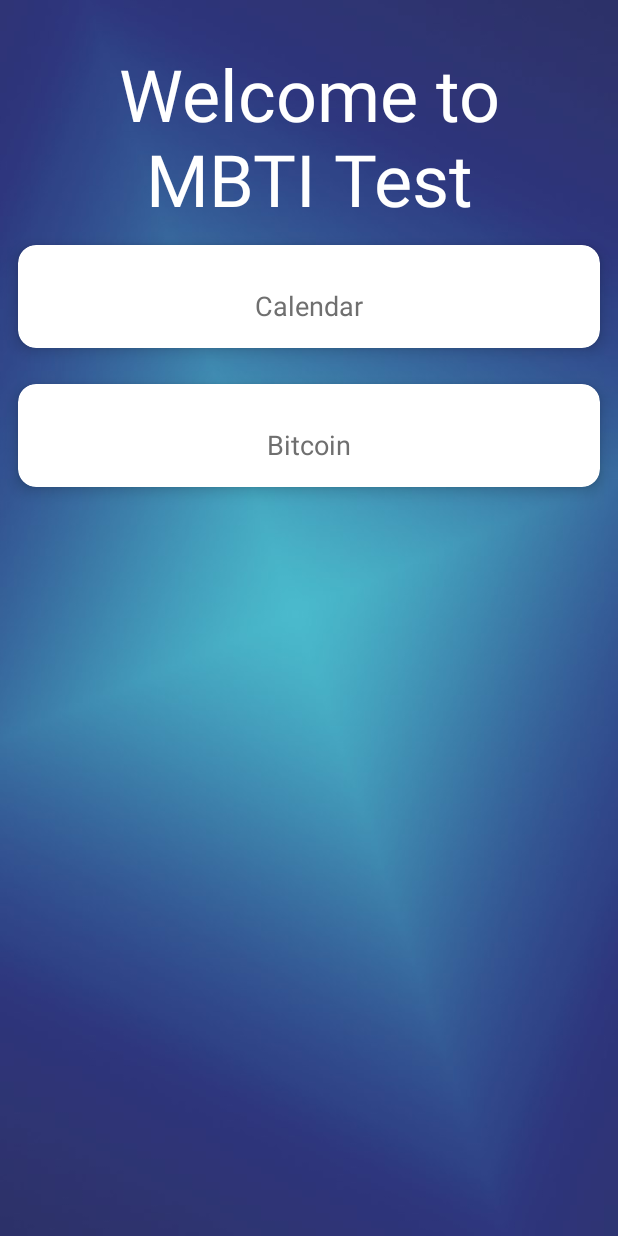
After one commit to MBTIS/mbtis, an Android app: the Home screen opened directly, with no data from a screen before it, on a phone screen of 412 x 824 dp. The commit adds this screen. Run offline under Robolectric (Android 15) with nearby library versions, the phone set to English and light mode, and no system bars.

Commit message:
Have done the welcome page and home page

```diff
--- a/app/build.gradle
+++ b/app/build.gradle
@@ -23,7 +23,9 @@ dependencies {
     implementation fileTree(dir: 'libs', include: ['*.jar'])
     implementation 'androidx.appcompat:appcompat:1.0.2'
     implementation 'androidx.constraintlayout:constraintlayout:1.1.3'
+    implementation 'androidx.legacy:legacy-support-v4:1.0.0'
     testImplementation 'junit:junit:4.12'
     androidTestImplementation 'androidx.test.ext:junit:1.1.0'
     androidTestImplementation 'androidx.test.espresso:espresso-core:3.1.1'
+    implementation 'androidx.cardview:cardview:1.0.0'
 }
--- a/app/src/main/AndroidManifest.xml
+++ b/app/src/main/AndroidManifest.xml
@@ -1,15 +1,16 @@
 <?xml version="1.0" encoding="utf-8"?>
 <manifest xmlns:android="http://schemas.android.com/apk/res/android"
-    package="com.example.mobileproject" >
+    package="com.example.mobileproject">
 
     <application
         android:allowBackup="true"
-        android:icon="@mipmap/ic_launcher"
+        android:icon="@mipmap/icon"
         android:label="@string/app_name"
-        android:roundIcon="@mipmap/ic_launcher_round"
+        android:roundIcon="@mipmap/icon"
         android:supportsRtl="true"
-        android:theme="@style/AppTheme" >
-        <activity android:name=".MainActivity" >
+        android:theme="@style/AppTheme">
+        <activity android:name=".Home"></activity>
+        <activity android:name=".MainActivity">
             <intent-filter>
                 <action android:name="android.intent.action.MAIN" />
 
--- /dev/null
+++ b/app/src/main/java/com/example/mobileproject/Home.java
@@ -0,0 +1,14 @@
+package com.example.mobileproject;
+
+import androidx.appcompat.app.AppCompatActivity;
+
+import android.os.Bundle;
+
+public class Home extends AppCompatActivity {
+
+    @Override
+    protected void onCreate(Bundle savedInstanceState) {
+        super.onCreate(savedInstanceState);
+        setContentView(R.layout.activity_home);
+    }
+}
--- a/app/src/main/java/com/example/mobileproject/MainActivity.java
+++ b/app/src/main/java/com/example/mobileproject/MainActivity.java
@@ -1,13 +1,31 @@
 package com.example.mobileproject;
 
 import androidx.appcompat.app.AppCompatActivity;
+
+import android.content.Intent;
 import android.os.Bundle;
+import android.view.View;
+
+import java.util.Timer;
+import java.util.TimerTask;
 
 public class MainActivity extends AppCompatActivity {
 
+    Timer timer;
     @Override
     protected void onCreate(Bundle savedInstanceState) {
         super.onCreate(savedInstanceState);
         setContentView(R.layout.activity_main);
+
+        timer= new Timer();
+        timer.schedule(new TimerTask() {
+            @Override
+            public void run() {
+                Intent intent=new Intent(MainActivity.this, Home.class);
+                startActivity(intent);
+                finish();
+            }
+        }, 4000);
+
     }
 }
--- /dev/null
+++ b/app/src/main/res/layout/activity_home.xml
@@ -0,0 +1,113 @@
+<?xml version="1.0" encoding="utf-8"?>
+<ScrollView xmlns:app="http://schemas.android.com/apk/res-auto"
+    xmlns:tools="http://schemas.android.com/tools"
+    xmlns:android="http://schemas.android.com/apk/res/android"
+    android:background="@drawable/background"
+    android:layout_width="match_parent"
+    android:layout_height="match_parent"
+    tools:context=".MainActivity">
+
+    <LinearLayout
+        android:id="@+id/fragment1"
+        android:name="com.example.monileproject.welcome_background"
+        android:orientation="vertical"
+        android:layout_width="match_parent"
+        android:layout_height="match_parent">
+
+        <RelativeLayout
+            android:layout_marginTop="30dp"
+            android:layout_marginLeft="20dp"
+            android:layout_marginRight="20dp"
+            android:layout_width="match_parent"
+            android:layout_height="wrap_content">
+            <TextView
+                android:id="@+id/textdashboard"
+                android:text="Welcome to MBTI Test"
+                android:textSize="48sp"
+                android:gravity="center"
+                android:textColor="#FFFFFF"
+                android:layout_width="match_parent"
+                android:layout_height="wrap_content"/>
+
+
+        </RelativeLayout>
+
+        <GridLayout
+            android:layout_width="match_parent"
+            android:layout_height="wrap_content"
+            android:alignmentMode="alignMargins"
+            android:columnCount="1"
+            android:columnOrderPreserved="false"
+            android:rowCount="3">
+
+
+            <androidx.cardview.widget.CardView
+
+                android:layout_width="wrap_content"
+                android:layout_height="wrap_content"
+                android:layout_rowWeight="1"
+                android:layout_columnWeight="1"
+                android:layout_margin="12dp"
+                app:cardCornerRadius="12dp"
+                app:cardElevation="6dp">
+
+                <LinearLayout
+
+                    android:layout_width="match_parent"
+                    android:layout_height="match_parent"
+                    android:layout_marginTop="12dp"
+                    android:gravity="center"
+                    android:orientation="vertical"
+                    android:padding="16dp">
+
+
+
+                    <TextView
+
+
+                        android:layout_width="wrap_content"
+                        android:layout_height="wrap_content"
+                        android:text="Calendar"
+                        android:textColor="#6f6f6f"
+                        android:textSize="18sp"></TextView>
+
+                </LinearLayout>
+            </androidx.cardview.widget.CardView>
+
+            <androidx.cardview.widget.CardView
+
+                android:layout_width="wrap_content"
+                android:layout_height="wrap_content"
+                android:layout_rowWeight="1"
+                android:layout_columnWeight="1"
+                android:layout_margin="12dp"
+                app:cardCornerRadius="12dp"
+                app:cardElevation="6dp">
+
+                <LinearLayout
+
+                    android:layout_width="match_parent"
+                    android:layout_height="match_parent"
+                    android:layout_marginTop="12dp"
+                    android:gravity="center"
+                    android:orientation="vertical"
+                    android:padding="16dp">
+
+
+
+                    <TextView
+
+
+                        android:layout_width="wrap_content"
+                        android:layout_height="wrap_content"
+                        android:text="Bitcoin"
+                        android:textColor="#6f6f6f"
+                        android:textSize="18sp"></TextView>
+
+                </LinearLayout>
+            </androidx.cardview.widget.CardView>
+
+        </GridLayout>
+    </LinearLayout>
+
+</ScrollView>
--- a/app/src/main/res/layout/activity_main.xml
+++ b/app/src/main/res/layout/activity_main.xml
@@ -1,8 +1,13 @@
 <?xml version="1.0" encoding="utf-8"?>
-<androidx.constraintlayout.widget.ConstraintLayout
+<ScrollView xmlns:app="http://schemas.android.com/apk/res-auto"
+    xmlns:tools="http://schemas.android.com/tools"
     xmlns:android="http://schemas.android.com/apk/res/android"
-    xmlns:tools="http://schemas.android.com/tools"
-    xmlns:app="http://schemas.android.com/apk/res-auto"
     android:layout_width="match_parent"
     android:layout_height="match_parent"
-    tools:context=".MainActivity"/>
+    android:background="@drawable/background1"
+    tools:context=".MainActivity">
+
+
+
+
+</ScrollView>
--- a/app/src/main/res/values/colors.xml
+++ b/app/src/main/res/values/colors.xml
@@ -1,6 +1,6 @@
 <?xml version="1.0" encoding="utf-8"?>
 <resources>
-    <color name="colorPrimary">#008577</color>
-    <color name="colorPrimaryDark">#00574B</color>
-    <color name="colorAccent">#D81B60</color>
+    <color name="colorPrimary">#202231</color>
+    <color name="colorPrimaryDark">#25274E</color>
+    <color name="colorAccent">#272E64</color>
 </resources>
--- a/app/src/main/res/values/strings.xml
+++ b/app/src/main/res/values/strings.xml
@@ -1,3 +1,6 @@
 <resources>
     <string name="app_name">Mobile Project</string>
+
+    <!-- TODO: Remove or change this placeholder text -->
+    <string name="hello_blank_fragment">Hello blank fragment</string>
 </resources>
--- a/app/src/main/res/values/styles.xml
+++ b/app/src/main/res/values/styles.xml
@@ -1,7 +1,7 @@
 <resources>
 
     <!-- Base application theme. -->
-    <style name="AppTheme" parent="Theme.AppCompat.Light.DarkActionBar">
+    <style name="AppTheme" parent="Theme.AppCompat.Light.NoActionBar">
         <!-- Customize your theme here. -->
         <item name="colorPrimary">@color/colorPrimary</item>
         <item name="colorPrimaryDark">@color/colorPrimaryDark</item>
```
Also changed, not shown: app/src/main/res/drawable/background.jpg (added), app/src/main/res/drawable/background1.jpg (added), app/src/main/res/drawable/people.jpg (added), app/src/main/res/mipmap-xhdpi/icon.png (added).
